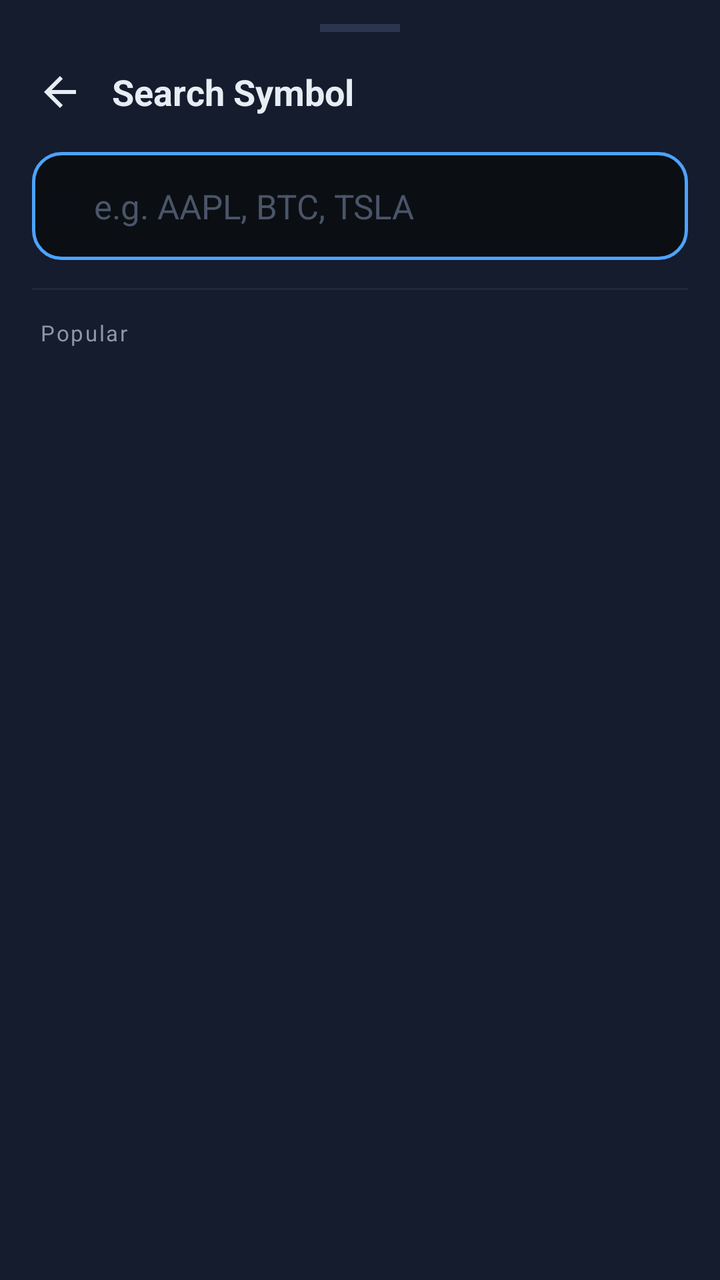
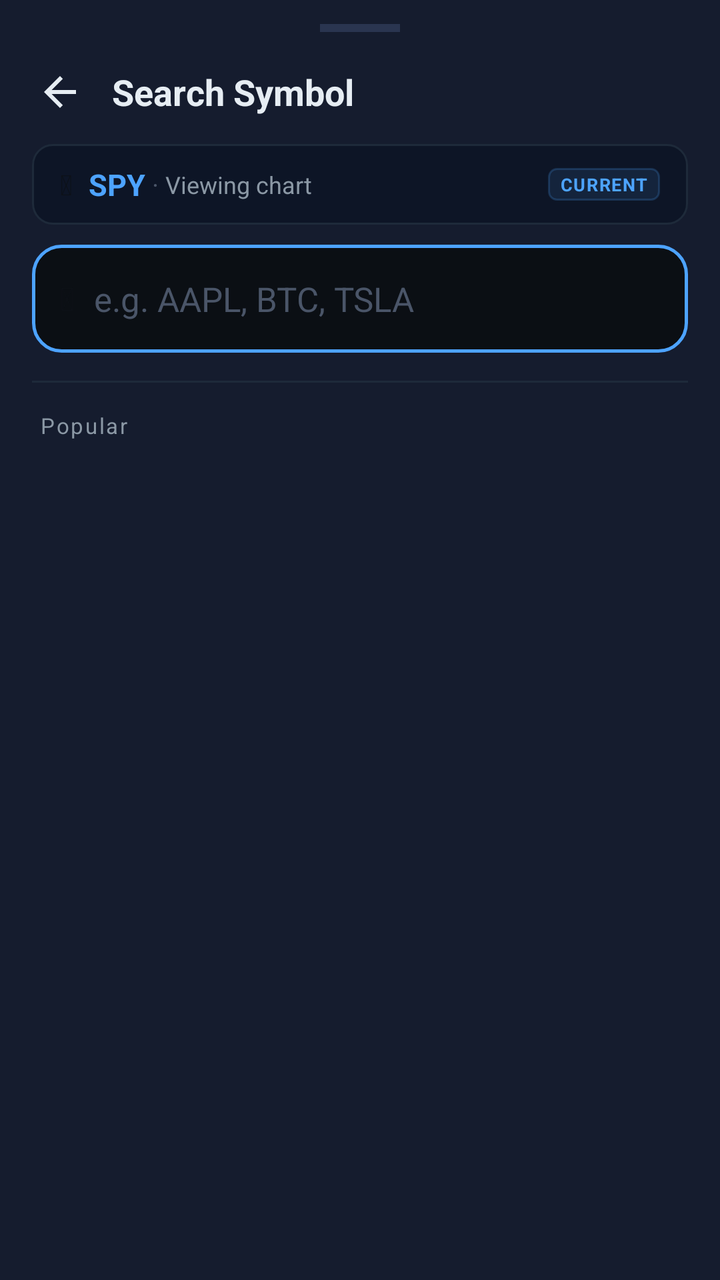

An Android layout rendered at two revisions. The XML below is the earlier revision; the diff shows what the commit changed to produce the second picture.
<!-- AndroidManifest.xml: application theme Theme.Chart -->
<!-- res/layout/fragment_ticker_search.xml -->
<?xml version="1.0" encoding="utf-8"?>
<LinearLayout
    xmlns:android="http://schemas.android.com/apk/res/android"
    android:layout_width="match_parent"
    android:layout_height="match_parent"
    android:orientation="vertical"
    android:background="#FF151C2E">

    
    <View
        android:layout_width="40dp"
        android:layout_height="4dp"
        android:layout_gravity="center_horizontal"
        android:layout_marginTop="12dp"
        android:background="#FF2A3550"
        android:layout_marginBottom="8dp"/>

    
    <LinearLayout
        android:layout_width="match_parent"
        android:layout_height="wrap_content"
        android:orientation="horizontal"
        android:gravity="center_vertical"
        android:paddingStart="8dp"
        android:paddingEnd="16dp"
        android:paddingBottom="8dp">

        <ImageButton
            android:id="@+id/btnSearchBack"
            android:layout_width="44dp"
            android:layout_height="44dp"
            android:background="?attr/selectableItemBackgroundBorderless"
            android:src="@drawable/baseline_arrow_back_24"
            android:tint="#FFE6EDF3"
            android:contentDescription="Back"/>

        <TextView
            android:layout_width="0dp"
            android:layout_height="wrap_content"
            android:layout_weight="1"
            android:text="Search Symbol"
            android:textColor="#FFE6EDF3"
            android:textSize="18sp"
            android:textStyle="bold"
            android:paddingStart="4dp"/>
    </LinearLayout>

    
    <LinearLayout
        android:layout_width="match_parent"
        android:layout_height="54dp"
        android:orientation="horizontal"
        android:gravity="center_vertical"
        android:layout_marginStart="16dp"
        android:layout_marginEnd="16dp"
        android:paddingStart="14dp"
        android:paddingEnd="10dp"
        android:background="@drawable/bg_search_input">

        <TextView
            android:layout_width="wrap_content"
            android:layout_height="wrap_content"
            android:text="&#128269;"
            android:textSize="16sp"
            android:paddingEnd="10dp"/>

        <AutoCompleteTextView
            android:id="@+id/searchTickerInput"
            android:layout_width="0dp"
            android:layout_height="match_parent"
            android:layout_weight="1"
            android:hint="e.g. AAPL, BTC, TSLA"
            android:textColorHint="#FF4A5568"
            android:textColor="#FFE6EDF3"
            android:textSize="17sp"
            android:background="@null"
            android:inputType="textCapCharacters"
            android:singleLine="true"
            android:imeOptions="actionSearch"
            android:completionThreshold="1"/>

        <ImageButton
            android:id="@+id/btnClearSearch"
            android:layout_width="36dp"
            android:layout_height="36dp"
            android:background="?attr/selectableItemBackgroundBorderless"
            android:src="@drawable/baseline_close_24"
            android:tint="#FF8B98A5"
            android:contentDescription="Clear"
            android:visibility="gone"/>
    </LinearLayout>

    
    <View
        android:layout_width="match_parent"
        android:layout_height="1dp"
        android:layout_marginTop="14dp"
        android:layout_marginStart="16dp"
        android:layout_marginEnd="16dp"
        android:background="#FF1E2A3A"/>

    
    <TextView
        android:id="@+id/labelResults"
        android:layout_width="match_parent"
        android:layout_height="wrap_content"
        android:text="Popular"
        android:textColor="#FF8B98A5"
        android:textSize="11sp"
        android:letterSpacing="0.08"
        android:paddingStart="20dp"
        android:paddingTop="14dp"
        android:paddingBottom="6dp"/>

    
    <ListView
        android:id="@+id/searchResultsList"
        android:layout_width="match_parent"
        android:layout_height="0dp"
        android:layout_weight="1"
        android:divider="#FF1E2A3A"
        android:dividerHeight="1dp"
        android:paddingTop="4dp"
        android:clipToPadding="false"
        android:scrollbarStyle="outsideOverlay"/>

</LinearLayout>
<!-- resources referenced by this layout -->
<resources>
  <!-- drawable baseline_arrow_back_24 (drawable) -->
  <vector xmlns:android="http://schemas.android.com/apk/res/android"
      android:width="24dp"
      android:height="24dp"
      android:viewportWidth="24"
      android:viewportHeight="24"
      android:tint="?attr/colorControlNormal">
    <path
        android:fillColor="@android:color/white"
        android:pathData="M20,11H7.83l5.59,-5.59L12,4l-8,8 8,8 1.41,-1.41L7.83,13H20v-2z"/>
  </vector>
  <!-- drawable baseline_close_24 (drawable) -->
  <vector xmlns:android="http://schemas.android.com/apk/res/android"
      android:width="24dp"
      android:height="24dp"
      android:viewportWidth="24"
      android:viewportHeight="24"
      android:tint="?attr/colorControlNormal">
    <path
        android:fillColor="@android:color/white"
        android:pathData="M19,6.41L17.59,5 12,10.59 6.41,5 5,6.41 10.59,12 5,17.59 6.41,19 12,13.41 17.59,19 19,17.59 13.41,12z"/>
  </vector>
  <!-- drawable bg_search_input (drawable) -->
  <?xml version="1.0" encoding="utf-8"?>
  <shape xmlns:android="http://schemas.android.com/apk/res/android"
      android:shape="rectangle">
      <solid android:color="#FF0B0F14"/>
      <stroke android:width="1.5dp" android:color="#FF4DA3FF"/>
      <corners android:radius="14dp"/>
  </shape>
  <style name="Theme.Chart" parent="Base.Theme.MogoMarket" />
  <color name="primary">#4DA3FF</color>
  <color name="primary_dark">#1C6DD0</color>
  <color name="white">#FFFFFF</color>
  <color name="bg_card">#FFFFFF</color>
  <color name="text_primary">#0D1117</color>
  <color name="bg_secondary">#FFFFFF</color>
  <color name="bg_primary">#F0F4F8</color>
  <color name="text_secondary">#4A5568</color>
  <color name="loss">#FF4D4D</color>
  <style name="CardStyle" parent="Widget.Material3.CardView.Elevated">
          <item name="cardBackgroundColor">@color/bg_card</item>
          <item name="strokeColor">@color/colorDivider</item>
          <item name="strokeWidth">0dp</item>
          <item name="cardCornerRadius">16dp</item>
          <item name="cardElevation">2dp</item>
      </style>
  <style name="BottomNavStyle" parent="Widget.Material3.BottomNavigationView">
          <item name="android:background">?attr/colorSurface</item>
          <item name="elevation">8dp</item>
          <item name="labelVisibilityMode">labeled</item>
          <item name="itemActiveIndicatorStyle">@style/BottomNavIndicatorStyle</item>
      </style>
  <color name="colorDivider">#E2E8F0</color>
  <style name="BottomNavIndicatorStyle" parent="Widget.Material3.BottomNavigationView.ActiveIndicator">
          <item name="android:color">@android:color/transparent</item>
          <item name="android:width">0dp</item>
          <item name="android:height">0dp</item>
      </style>
  <!-- unchanged entries left out for length: 1 -->
</resources>

<!-- the commit's change to res/layout/fragment_ticker_search.xml (unified diff, before → after) -->
@@ -23,7 +23,7 @@
         android:gravity="center_vertical"
         android:paddingStart="8dp"
         android:paddingEnd="16dp"
-        android:paddingBottom="8dp">
+        android:paddingBottom="4dp">
 
         <ImageButton
             android:id="@+id/btnSearchBack"
@@ -43,6 +43,77 @@
             android:textSize="18sp"
             android:textStyle="bold"
             android:paddingStart="4dp"/>
+    </LinearLayout>
+
+    
+    <LinearLayout
+        android:id="@+id/currentTickerBar"
+        android:layout_width="match_parent"
+        android:layout_height="wrap_content"
+        android:orientation="horizontal"
+        android:gravity="center_vertical"
+        android:layout_marginStart="16dp"
+        android:layout_marginEnd="16dp"
+        android:layout_marginBottom="10dp"
+        android:paddingStart="14dp"
+        android:paddingEnd="14dp"
+        android:paddingTop="10dp"
+        android:paddingBottom="10dp"
+        android:background="@drawable/bg_current_ticker">
+
+        
+        <TextView
+            android:layout_width="wrap_content"
+            android:layout_height="wrap_content"
+            android:text="&#128200;"
+            android:textSize="14sp"
+            android:paddingEnd="8dp"/>
+
+        
+        <TextView
+            android:id="@+id/txtCurrentTicker"
+            android:layout_width="wrap_content"
+            android:layout_height="wrap_content"
+            android:text="SPY"
+            android:textColor="#FF4DA3FF"
+            android:textSize="15sp"
+            android:textStyle="bold"/>
+
+        
+        <TextView
+            android:layout_width="wrap_content"
+            android:layout_height="wrap_content"
+            android:text=" · "
+            android:textColor="#FF4A5568"
+            android:textSize="13sp"/>
+
+        
+        <TextView
+            android:id="@+id/txtCurrentChart"
+            android:layout_width="0dp"
+            android:layout_height="wrap_content"
+            android:layout_weight="1"
+            android:text="Viewing chart"
+            android:textColor="#FF8B98A5"
+            android:textSize="12sp"
+            android:ellipsize="end"
+            android:singleLine="true"/>
+
+        
+        <TextView
+            android:id="@+id/txtCurrentBadge"
+            android:layout_width="wrap_content"
+            android:layout_height="wrap_content"
+            android:text="CURRENT"
+            android:textColor="#FF4DA3FF"
+            android:textSize="9sp"
+            android:textStyle="bold"
+            android:letterSpacing="0.06"
+            android:paddingStart="6dp"
+            android:paddingEnd="6dp"
+            android:paddingTop="2dp"
+            android:paddingBottom="2dp"
+            android:background="@drawable/bg_badge_blue"/>
     </LinearLayout>
 
     
<!-- resource entries referenced after the edit -->
@@ -22,6 +22,22 @@
         android:fillColor="@android:color/white"
         android:pathData="M19,6.41L17.59,5 12,10.59 6.41,5 5,6.41 10.59,12 5,17.59 6.41,19 12,13.41 17.59,19 19,17.59 13.41,12z"/>
   </vector>
+  <!-- drawable bg_badge_blue (drawable) -->
+  <?xml version="1.0" encoding="utf-8"?>
+  <shape xmlns:android="http://schemas.android.com/apk/res/android"
+      android:shape="rectangle">
+      <solid android:color="#1A4DA3FF"/>
+      <stroke android:width="1dp" android:color="#334DA3FF"/>
+      <corners android:radius="4dp"/>
+  </shape>
+  <!-- drawable bg_current_ticker (drawable) -->
+  <?xml version="1.0" encoding="utf-8"?>
+  <shape xmlns:android="http://schemas.android.com/apk/res/android"
+      android:shape="rectangle">
+      <solid android:color="#FF0D1526"/>
+      <stroke android:width="1dp" android:color="#FF1E2A3A"/>
+      <corners android:radius="10dp"/>
+  </shape>
   <!-- drawable bg_search_input (drawable) -->
   <?xml version="1.0" encoding="utf-8"?>
   <shape xmlns:android="http://schemas.android.com/apk/res/android"
